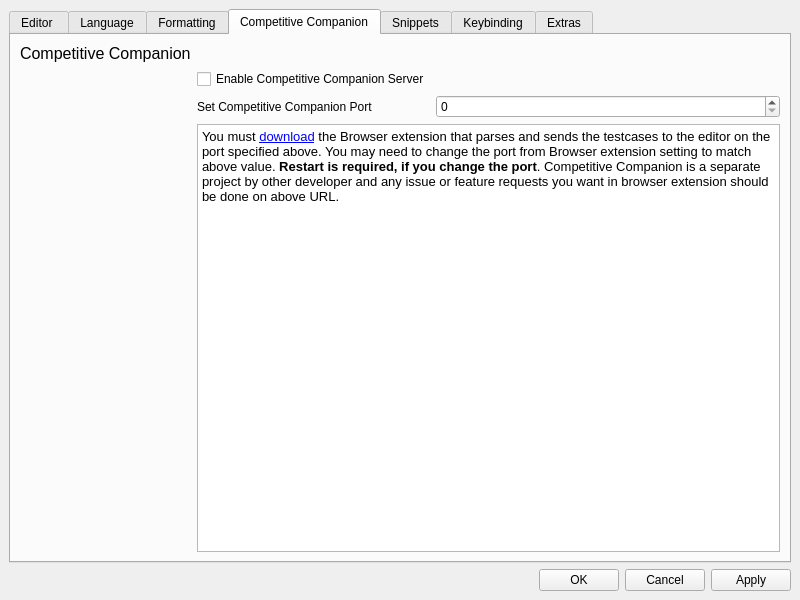
This is ui/preferencewindow.ui in cpeditor/cpeditor as Qt 5 draws it before an edit. The edited form follows.
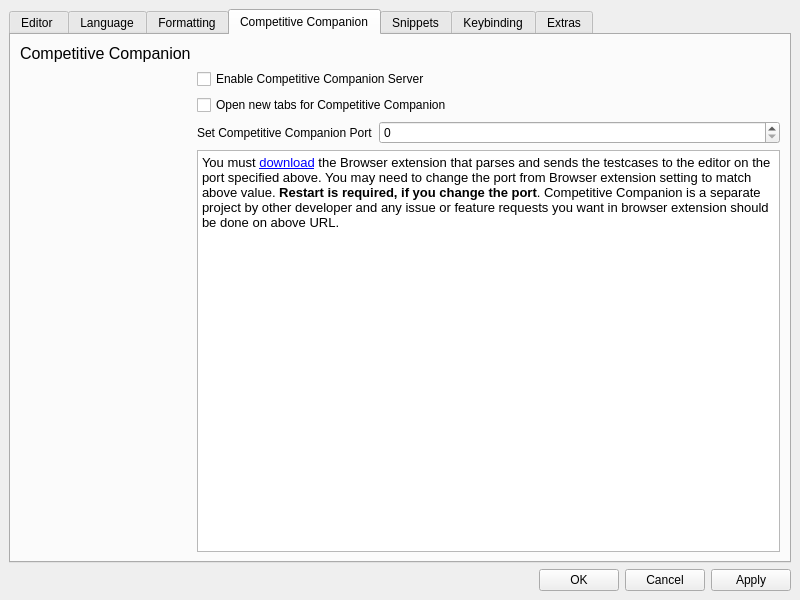
This is the edited form. The open tabs and pages were chosen to show the change.

Commit message: feat: add choice to disable new tabs for companion, closes #83

Patch:
```diff
--- a/ui/preferencewindow.ui
+++ b/ui/preferencewindow.ui
@@ -462,23 +462,34 @@
              </widget>
             </item>
             <item row="1" column="1">
-             <layout class="QFormLayout" name="formLayout_7">
-              <item row="0" column="0">
+             <layout class="QVBoxLayout" name="verticalLayout_6">
+              <item>
                <widget class="QCheckBox" name="companion_use">
                 <property name="text">
                  <string>Enable Competitive Companion Server</string>
                 </property>
                </widget>
               </item>
-              <item row="1" column="0">
-               <widget class="QLabel" name="label_21">
+              <item>
+               <widget class="QCheckBox" name="companion_new_tab">
                 <property name="text">
-                 <string>Set Competitive Companion Port</string>
+                 <string>Open new tabs for Competitive Companion</string>
                 </property>
                </widget>
               </item>
-              <item row="1" column="1">
-               <widget class="QSpinBox" name="companion_port"/>
+              <item>
+               <layout class="QFormLayout" name="formLayout_7">
+                <item row="0" column="0">
+                 <widget class="QLabel" name="label_21">
+                  <property name="text">
+                   <string>Set Competitive Companion Port</string>
+                  </property>
+                 </widget>
+                </item>
+                <item row="0" column="1">
+                 <widget class="QSpinBox" name="companion_port"/>
+                </item>
+               </layout>
               </item>
              </layout>
             </item>
```
Left out of the diff: 6 changed lines with no effect on the pictures. The commit also changes 4 other files.
